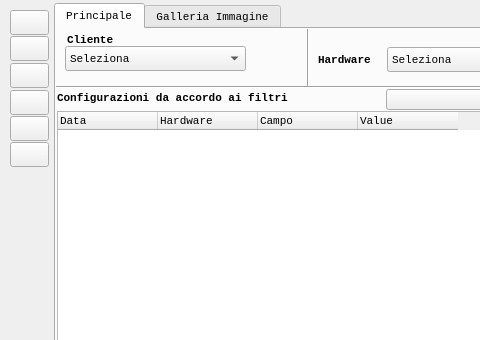
emper0r/aron-conf, file QtUI/mainwindow_l.ui: the form before one commit; both pictures show x 0 to 480 and y 0 to 340 of the 1360 by 670 pixel window.
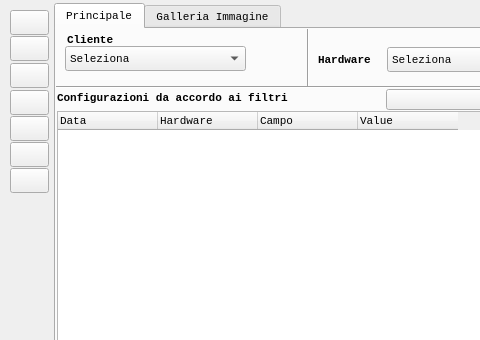
The form after the commit.

Patch:
```diff
--- a/QtUI/mainwindow_l.ui
+++ b/QtUI/mainwindow_l.ui
@@ -1591,6 +1591,51 @@
      <string>Cliente</string>
     </property>
    </widget>
+   <widget class="QPushButton" name="btDataBase">
+    <property name="enabled">
+     <bool>true</bool>
+    </property>
+    <property name="geometry">
+     <rect>
+      <x>10</x>
+      <y>168</y>
+      <width>39</width>
+      <height>25</height>
+     </rect>
+    </property>
+    <property name="font">
+     <font>
+      <pointsize>8</pointsize>
+     </font>
+    </property>
+    <property name="cursor">
+     <cursorShape>PointingHandCursor</cursorShape>
+    </property>
+    <property name="toolTip">
+     <string extracomment="DataBase"/>
+    </property>
+    <property name="statusTip">
+     <string extracomment="DataBase"/>
+    </property>
+    <property name="whatsThis">
+     <string extracomment="DataBase"/>
+    </property>
+    <property name="accessibleName">
+     <string extracomment="DataBase"/>
+    </property>
+    <property name="accessibleDescription">
+     <string extracomment="DataBase"/>
+    </property>
+    <property name="text">
+     <string/>
+    </property>
+    <property name="flat">
+     <bool>false</bool>
+    </property>
+    <property name="toolTipDuration" stdset="0">
+     <number>10</number>
+    </property>
+   </widget>
   </widget>
   <widget class="QStatusBar" name="statusBar">
    <property name="palette">
```
Left out of the diff: 66 changed lines with no effect on the pictures.
